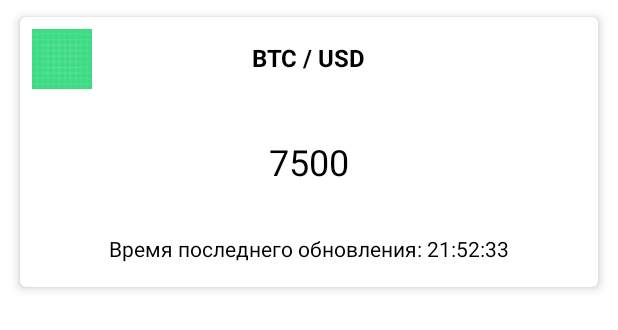
After one commit to rosewhat/Crypto, an Android app: the layout item_coin_info.xml on its own in the app's theme, with its tools: preview values and no code run, on a phone screen of 412 x 824 dp. The commit adds this screen. Shown: the top 330 px of the screen. Run offline under Robolectric (Android 15) with nearby library versions, the phone set to English and light mode, and no system bars; network calls fail.

Commit message:
input design

```diff
--- a/app/build.gradle
+++ b/app/build.gradle
@@ -2,6 +2,7 @@ plugins {
     id 'com.android.application'
     id 'kotlin-android'
     id 'kotlin-kapt'
+    id 'kotlin-android-extensions'
 
 }
 
--- a/app/src/main/AndroidManifest.xml
+++ b/app/src/main/AndroidManifest.xml
@@ -12,7 +12,7 @@
         android:supportsRtl="true"
         android:theme="@style/Theme.Crypto">
         <activity
-            android:name=".MainActivity"
+            android:name=".ui.CoinPriceListActivity"
             android:exported="true">
             <intent-filter>
                 <action android:name="android.intent.action.MAIN" />
--- a/app/src/main/java/com/rosewhat/crypto/data/api/ApiFactory.kt
+++ b/app/src/main/java/com/rosewhat/crypto/data/api/ApiFactory.kt
@@ -5,6 +5,7 @@ import retrofit2.adapter.rxjava2.RxJava2CallAdapterFactory
 import retrofit2.converter.gson.GsonConverterFactory
 
 object ApiFactory {
+    const val BASE_IMAGE_URL = "https://cryptocompare.com"
     private const val BASE_URL = "https://min-api.cryptocompare.com/data/"
     private val retrofit = Retrofit.Builder()
         .addConverterFactory(GsonConverterFactory.create())
--- a/app/src/main/java/com/rosewhat/crypto/data/database/Dao.kt
+++ b/app/src/main/java/com/rosewhat/crypto/data/database/Dao.kt
@@ -10,7 +10,7 @@ import androidx.room.Query
 @Dao
 interface CoinPriceInfoDao {
 
-    @Query("SELECT * FROM full_price_list ORDER BY lastUpdate")
+    @Query("SELECT * FROM full_price_list ORDER BY lastUpdate DESC")
     fun getPriceList(): LiveData<List<CoinPriceInfo>>
 
     @Query("SELECT * FROM full_price_list WHERE fromSymbol == :fSym LIMIT 1")
--- /dev/null
+++ b/app/src/main/res/layout/item_coin_info.xml
@@ -0,0 +1,71 @@
+<?xml version="1.0" encoding="utf-8"?>
+<androidx.cardview.widget.CardView xmlns:android="http://schemas.android.com/apk/res/android"
+    xmlns:app="http://schemas.android.com/apk/res-auto"
+    xmlns:tools="http://schemas.android.com/tools"
+    android:layout_width="match_parent"
+    android:layout_height="wrap_content"
+    android:layout_marginStart="8dp"
+    android:layout_marginTop="4dp"
+    android:layout_marginEnd="8dp"
+    android:layout_marginBottom="4dp"
+    app:cardCornerRadius="4dp"
+    app:cardElevation="4dp"
+    app:cardUseCompatPadding="true">
+
+    <androidx.constraintlayout.widget.ConstraintLayout
+        android:layout_width="match_parent"
+        android:layout_height="match_parent">
+
+        <TextView
+            android:id="@+id/tvSymbols"
+            android:layout_width="wrap_content"
+            android:layout_height="wrap_content"
+            android:padding="16dp"
+            android:textColor="@color/black"
+            android:textSize="16sp"
+            android:textStyle="bold"
+            app:layout_constraintEnd_toEndOf="parent"
+            app:layout_constraintStart_toStartOf="parent"
+            app:layout_constraintTop_toTopOf="parent"
+            tools:text="BTC / USD" />
+
+        <ImageView
+            android:id="@+id/ivLogoCoin"
+            android:layout_width="40dp"
+            android:layout_height="40dp"
+            android:layout_margin="8dp"
+            android:contentDescription="@string/description_image"
+            app:layout_constraintStart_toStartOf="parent"
+            app:layout_constraintTop_toTopOf="parent"
+            tools:src="@drawable/ic_launcher_background" />
+
+        <TextView
+            android:id="@+id/tvPrice"
+            android:layout_width="wrap_content"
+            android:layout_height="wrap_content"
+            android:layout_marginTop="10dp"
+            android:padding="16dp"
+            android:textColor="@color/black"
+            android:textSize="24sp"
+            app:layout_constraintEnd_toEndOf="parent"
+            app:layout_constraintStart_toStartOf="parent"
+            app:layout_constraintTop_toBottomOf="@id/tvSymbols"
+            tools:text="7500" />
+
+        <TextView
+            android:id="@+id/tvLastUpdate"
+            android:layout_width="wrap_content"
+            android:layout_height="wrap_content"
+            android:padding="16dp"
+            android:textColor="@color/black"
+            android:textSize="14sp"
+            app:layout_constraintEnd_toEndOf="parent"
+            app:layout_constraintStart_toStartOf="parent"
+            app:layout_constraintTop_toBottomOf="@+id/tvPrice"
+            tools:text="Время последнего обновления: 21:52:33" />
+
+
+    </androidx.constraintlayout.widget.ConstraintLayout>
+
+
+</androidx.cardview.widget.CardView>
--- a/app/src/main/res/values-night/themes.xml
+++ b/app/src/main/res/values-night/themes.xml
@@ -1,9 +1,9 @@
 <resources xmlns:tools="http://schemas.android.com/tools">
     <!-- Base application theme. -->
-    <style name="Theme.Crypto" parent="Theme.MaterialComponents.DayNight.DarkActionBar">
+    <style name="Theme.Crypto" parent="Theme.MaterialComponents.DayNight.NoActionBar">
         <!-- Primary brand color. -->
-        <item name="colorPrimary">@color/purple_200</item>
-        <item name="colorPrimaryVariant">@color/purple_700</item>
+        <item name="colorPrimary">@color/black</item>
+        <item name="colorPrimaryVariant">@color/black</item>
         <item name="colorOnPrimary">@color/black</item>
         <!-- Secondary brand color. -->
         <item name="colorSecondary">@color/teal_200</item>
--- a/app/src/main/res/values/strings.xml
+++ b/app/src/main/res/values/strings.xml
@@ -1,3 +1,6 @@
 <resources>
     <string name="app_name">Crypto</string>
+    <string name="description_image">Логотип криптовалюты</string>
+    <string name="symbols_template">%s / %s</string>
+    <string name="last_update_template">Время последнего обновления: </string>
 </resources>
--- a/app/src/main/res/values/themes.xml
+++ b/app/src/main/res/values/themes.xml
@@ -1,9 +1,9 @@
 <resources xmlns:tools="http://schemas.android.com/tools">
     <!-- Base application theme. -->
-    <style name="Theme.Crypto" parent="Theme.MaterialComponents.DayNight.DarkActionBar">
+    <style name="Theme.Crypto" parent="Theme.MaterialComponents.DayNight.NoActionBar">
         <!-- Primary brand color. -->
-        <item name="colorPrimary">@color/purple_500</item>
-        <item name="colorPrimaryVariant">@color/purple_700</item>
+        <item name="colorPrimary">@color/black</item>
+        <item name="colorPrimaryVariant">@color/black</item>
         <item name="colorOnPrimary">@color/white</item>
         <!-- Secondary brand color. -->
         <item name="colorSecondary">@color/teal_200</item>
```
Also changed, not shown: app/src/main/java/com/rosewhat/crypto/data/pojo/CoinPriceInfo.kt (+13 -5 lines), app/src/main/java/com/rosewhat/crypto/ui/CoinPriceListActivity.kt (renamed from app/src/main/java/com/rosewhat/crypto/MainActivity.kt, +19 -4 lines), app/src/main/java/com/rosewhat/crypto/ui/adapters/CoinInfoAdapter.kt (added, +60 -0 lines), app/src/main/java/com/rosewhat/crypto/ui/utils/TimeUtils.kt (added, +17 -0 lines), app/src/main/res/layout/activity_coin_price_list.xml (renamed from app/src/main/res/layout/activity_main.xml, +10 -8 lines).
